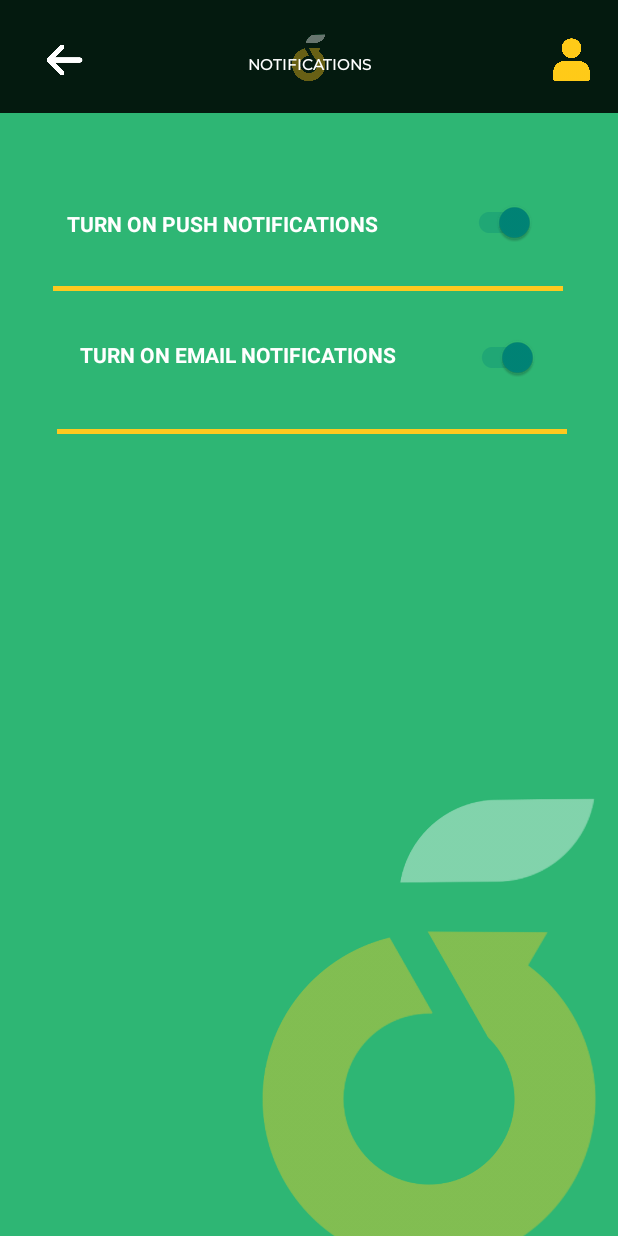
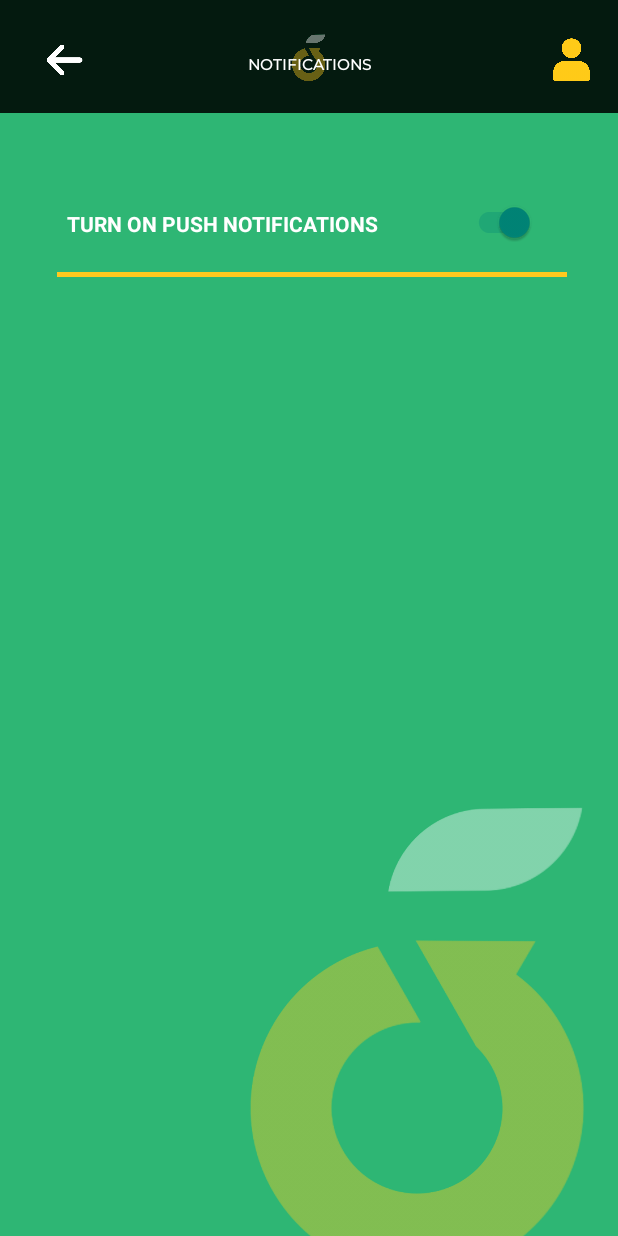
Before and after one commit to Heyjem/BYEte_Hunger_MobileApp, an Android app: the notifications_account screen opened directly, with no data from a screen before it, on a phone screen of 412 x 824 dp. Run offline under Robolectric (Android 15) with nearby library versions, the light colour scheme and no system bars.

```diff
--- a/app/src/main/java/com/example/byete_hunger_mobileapp/notifications_account.java
+++ b/app/src/main/java/com/example/byete_hunger_mobileapp/notifications_account.java
@@ -15,9 +15,9 @@ import android.widget.TextView;
 public class notifications_account extends AppCompatActivity {
 
     ImageView back, account;
-    SwitchCompat pushNotif, emailNotif;
-    SharedPreferences getPushNotif, getEmailNotif;
-    boolean isPushNotifOn, isEmailNotifOn;
+    SwitchCompat pushNotif;
+    SharedPreferences getPushNotif;
+    boolean isPushNotifOn;
 
     @Override
     protected void onCreate(Bundle savedInstanceState) {
@@ -27,16 +27,12 @@ public class notifications_account extends AppCompatActivity {
         back = findViewById(R.id.accountNotifs_back);
         account = findViewById(R.id.accountNotifs_account);
         pushNotif = findViewById(R.id.switch1);
-        emailNotif = findViewById(R.id.switch2);
 
         getPushNotif = PreferenceManager.getDefaultSharedPreferences(this);
-        getEmailNotif = PreferenceManager.getDefaultSharedPreferences(this);
 
         isPushNotifOn = getPushNotif.getBoolean("pushNotif", true);
-        isEmailNotifOn = getEmailNotif.getBoolean("emailNotif", true);
 
         pushNotif.setChecked(isPushNotifOn);
-        emailNotif.setChecked(isEmailNotifOn);
 
         pushNotif.setOnCheckedChangeListener(new CompoundButton.OnCheckedChangeListener() {
             @Override
@@ -48,18 +44,6 @@ public class notifications_account extends AppCompatActivity {
                 }
             }
         });
-
-        emailNotif.setOnCheckedChangeListener(new CompoundButton.OnCheckedChangeListener() {
-            @Override
-            public void onCheckedChanged(CompoundButton buttonView, boolean isChecked) {
-                if(isChecked){
-                    getEmailNotif.edit().putBoolean("emailNotif",true).apply();
-                }else{
-                    getEmailNotif.edit().putBoolean("emailNotif",false).apply();
-                }
-            }
-        });
-
 
         // Back to Previous Page
         back.setOnClickListener(new View.OnClickListener() {
--- a/app/src/main/java/com/example/byete_hunger_mobileapp/statustracker.java
+++ b/app/src/main/java/com/example/byete_hunger_mobileapp/statustracker.java
@@ -117,7 +117,7 @@ public class statustracker extends AppCompatActivity {
                         donationAccepted.setText("Donation Accepted");
                         pB.setProgressTintList(ColorStateList.valueOf(Color.rgb(46,182,116))); //dark green color
                         pB.setProgress(22);
-                    }else if(Objects.equals(dS, "Picked up")){
+                    }else if(Objects.equals(dS, "Picked-Up")){
                         donationAccepted.setVisibility(View.VISIBLE);
                         donationPicked.setVisibility(View.VISIBLE);
                         donationDropped.setVisibility(View.INVISIBLE);
@@ -125,7 +125,7 @@ public class statustracker extends AppCompatActivity {
                         donationAccepted.setText("Donation Accepted");
                         pB.setProgressTintList(ColorStateList.valueOf(Color.rgb(46,182,116))); //dark green color
                         pB.setProgress(45);
-                    }else if(Objects.equals(dS, "Dropped off")){
+                    }else if(Objects.equals(dS, "Dropped-Off")){
                         donationAccepted.setVisibility(View.VISIBLE);
                         donationPicked.setVisibility(View.VISIBLE);
                         donationDropped.setVisibility(View.VISIBLE);
--- a/app/src/main/res/layout/activity_notifications_account.xml
+++ b/app/src/main/res/layout/activity_notifications_account.xml
@@ -75,11 +75,11 @@
         android:id="@+id/imageView6_clientlogo"
         android:layout_width="320dp"
         android:layout_height="320dp"
-        android:layout_marginStart="128dp"
-        android:layout_marginTop="240dp"
+        android:layout_marginStart="120dp"
+        android:layout_marginTop="460dp"
         android:alpha="0.4"
         app:layout_constraintStart_toStartOf="parent"
-        app:layout_constraintTop_toBottomOf="@+id/editTextTextPersonName4"
+        app:layout_constraintTop_toBottomOf="@+id/toolbar"
         app:srcCompat="@drawable/client_logo_png" />
 
     <TextView
@@ -95,19 +95,6 @@
         app:layout_constraintStart_toStartOf="parent"
         app:layout_constraintTop_toBottomOf="@+id/toolbar" />
 
-    <TextView
-        android:id="@+id/textView6"
-        android:layout_width="wrap_content"
-        android:layout_height="wrap_content"
-        android:layout_marginTop="68dp"
-        android:text="TURN ON EMAIL NOTIFICATIONS"
-        android:textColor="#FFFFFF"
-        android:textStyle="bold"
-        app:layout_constraintEnd_toEndOf="parent"
-        app:layout_constraintHorizontal_bias="0.266"
-        app:layout_constraintStart_toStartOf="parent"
-        app:layout_constraintTop_toBottomOf="@+id/textView5" />
-
     <androidx.appcompat.widget.SwitchCompat
         android:id="@+id/switch1"
         android:layout_width="50dp"
@@ -120,18 +107,6 @@
         app:layout_constraintStart_toEndOf="@+id/textView5"
         app:layout_constraintTop_toBottomOf="@+id/toolbar" />
 
-    <androidx.appcompat.widget.SwitchCompat
-        android:id="@+id/switch2"
-        android:layout_width="50dp"
-        android:layout_height="50dp"
-        android:layout_marginTop="40dp"
-        android:layout_marginEnd="40dp"
-        android:checked="true"
-        app:layout_constraintEnd_toEndOf="parent"
-        app:layout_constraintHorizontal_bias="0.767"
-        app:layout_constraintStart_toEndOf="@+id/textView6"
-        app:layout_constraintTop_toBottomOf="@+id/switch1" />
-
     <EditText
         android:id="@+id/editTextTextPersonName3"
         android:layout_width="340dp"
@@ -139,25 +114,13 @@
         android:background="#ffc91e"
         android:ems="10"
         android:inputType="textPersonName"
-        app:layout_constraintBottom_toTopOf="@+id/textView6"
-        app:layout_constraintEnd_toEndOf="parent"
-        app:layout_constraintHorizontal_bias="0.49"
-        app:layout_constraintStart_toStartOf="parent"
-        app:layout_constraintTop_toBottomOf="@+id/textView5"
-        app:layout_constraintVertical_bias="0.492" />
-
-    <EditText
-        android:id="@+id/editTextTextPersonName4"
-        android:layout_width="340dp"
-        android:layout_height="3dp"
-        android:layout_marginTop="40dp"
-        android:background="#ffc91e"
-        android:ems="10"
-        android:inputType="textPersonName"
+        android:layout_marginTop="5dp"
+        app:layout_constraintBottom_toBottomOf="parent"
         app:layout_constraintEnd_toEndOf="parent"
         app:layout_constraintHorizontal_bias="0.528"
         app:layout_constraintStart_toStartOf="parent"
-        app:layout_constraintTop_toBottomOf="@+id/textView6" />
+        app:layout_constraintTop_toBottomOf="@+id/textView5"
+        app:layout_constraintVertical_bias="0.026" />
 
 
 </androidx.constraintlayout.widget.ConstraintLayout>
```
Also changed, not shown: app/src/main/AndroidManifest.xml (+16 -83 lines), app/src/main/res/layout/activity_statustracker.xml (+1 -13 lines), app/src/main/res/layout/donation_card.xml (+0 -19 lines).
